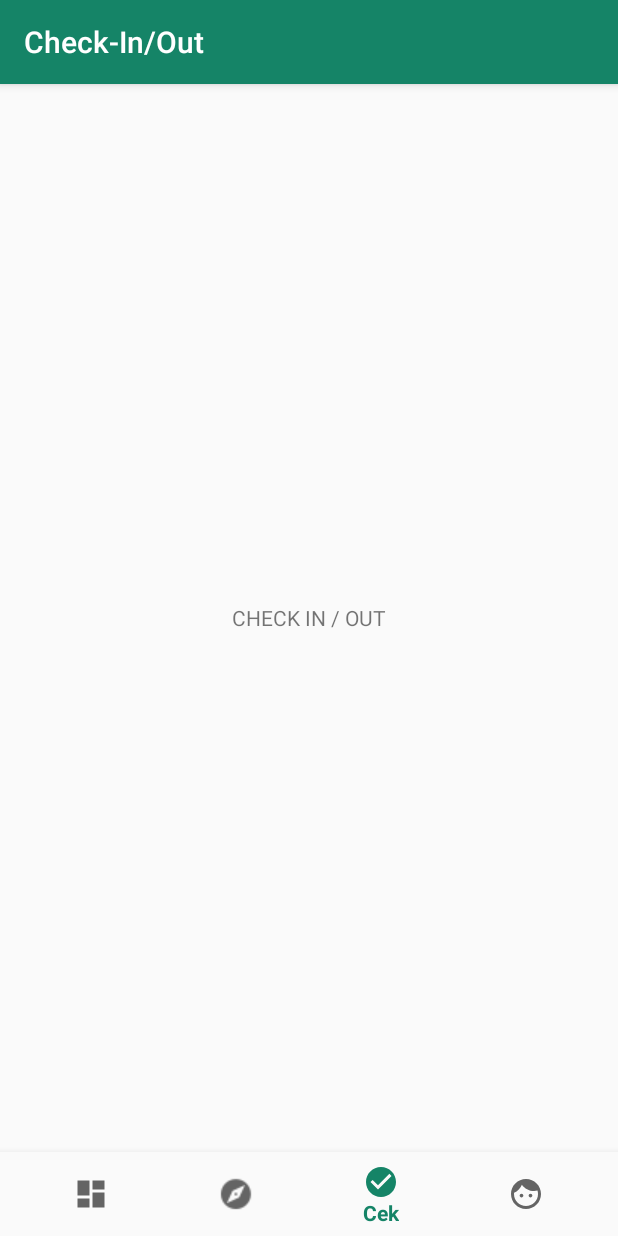
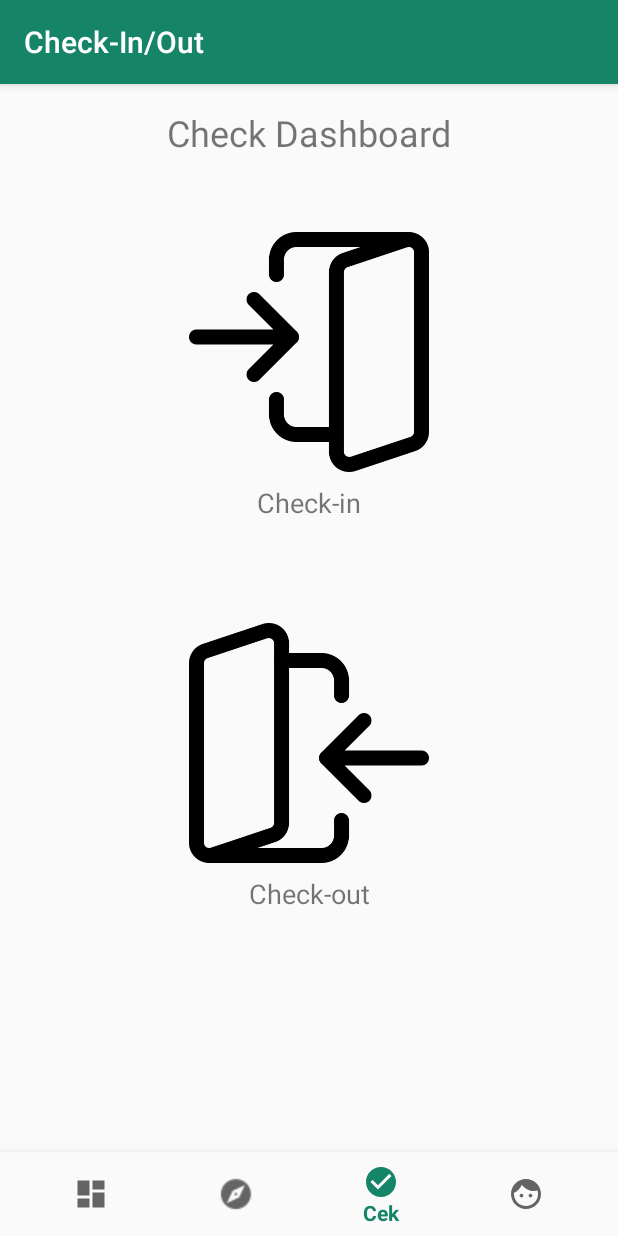
Before and after one commit to rivaldofez/Tok-project, an Android app: the screen it shows after launch once a user with an empty profile is signed in (DashboardActivity), item 3 of the bottom bar chosen, on a phone screen of 412 x 824 dp. Run offline under Robolectric (Android 15) with nearby library versions, the phone set to English and light mode, and no system bars; our stand-ins replace Firebase (no records; nobody signed in at launch, a user with empty details on screens opened directly); libraries missing offline, so code that uses them is left out: com.basgeekball.awesomevalidation, com.spark.submitbutton.

Commit message:
check dashboard

```diff
--- a/SeTrip/app/build.gradle
+++ b/SeTrip/app/build.gradle
@@ -43,4 +43,8 @@ dependencies {
     //awesome valodation for form validation
     implementation 'com.basgeekball:awesome-validation:4.2'
 
+    //QR Generator
+    implementation 'androidmads.library.qrgenearator:QRGenearator:1.0.4'
+    implementation 'com.google.zxing:core:3.3.2'
+
 }
--- a/SeTrip/app/src/main/res/layout/fragment_check.xml
+++ b/SeTrip/app/src/main/res/layout/fragment_check.xml
@@ -1,15 +1,69 @@
 <?xml version="1.0" encoding="utf-8"?>
-<RelativeLayout xmlns:android="http://schemas.android.com/apk/res/android"
+<androidx.constraintlayout.widget.ConstraintLayout
+    xmlns:android="http://schemas.android.com/apk/res/android"
+    xmlns:app="http://schemas.android.com/apk/res-auto"
     xmlns:tools="http://schemas.android.com/tools"
     android:layout_width="match_parent"
     android:layout_height="match_parent"
     tools:context=".fragment.CheckFragment">
 
     <!-- TODO: Update blank fragment layout -->
+
     <TextView
+        android:id="@+id/txtHeader"
         android:layout_width="wrap_content"
         android:layout_height="wrap_content"
-        android:layout_centerInParent="true"
-        android:text="CHECK IN / OUT" />
+        android:layout_alignParentTop="true"
+        android:layout_centerHorizontal="true"
+        android:layout_marginTop="16dp"
+        android:text="Check Dashboard"
+        android:textSize="24sp"
+        app:layout_constraintEnd_toEndOf="parent"
+        app:layout_constraintStart_toStartOf="parent"
+        app:layout_constraintTop_toTopOf="parent" />
 
-</RelativeLayout>
+    <ImageView
+        android:id="@+id/imgCheckin"
+        android:layout_width="160dp"
+        android:layout_height="160dp"
+        android:layout_marginTop="50dp"
+        android:src="@drawable/checkin"
+        app:layout_constraintEnd_toEndOf="parent"
+        app:layout_constraintStart_toStartOf="parent"
+        app:layout_constraintTop_toBottomOf="@+id/txtHeader" />
+
+    <TextView
+        android:id="@+id/txtCheckin"
+        android:layout_width="wrap_content"
+        android:layout_height="wrap_content"
+        android:layout_marginTop="8dp"
+        android:text="Check-in"
+        android:textSize="18sp"
+        app:layout_constraintEnd_toEndOf="parent"
+        app:layout_constraintStart_toStartOf="parent"
+        app:layout_constraintTop_toBottomOf="@+id/imgCheckin" />
+
+
+    <ImageView
+        android:id="@+id/imgCheckout"
+        android:layout_width="160dp"
+        android:layout_height="160dp"
+        android:layout_marginTop="68dp"
+        android:src="@drawable/checkout"
+        app:layout_constraintEnd_toEndOf="parent"
+        app:layout_constraintHorizontal_bias="0.501"
+        app:layout_constraintStart_toStartOf="parent"
+        app:layout_constraintTop_toBottomOf="@+id/txtCheckin" />
+
+    <TextView
+        android:id="@+id/txtCheckout"
+        android:layout_width="wrap_content"
+        android:layout_height="wrap_content"
+        android:layout_marginTop="8dp"
+        android:text="Check-out"
+        android:textSize="18sp"
+        app:layout_constraintEnd_toEndOf="parent"
+        app:layout_constraintStart_toStartOf="parent"
+        app:layout_constraintTop_toBottomOf="@+id/imgCheckout" />
+
+</androidx.constraintlayout.widget.ConstraintLayout>
```
Also changed, not shown: SeTrip/app/src/main/res/drawable/checkin.png (added), SeTrip/app/src/main/res/drawable/checkout.png (added).
